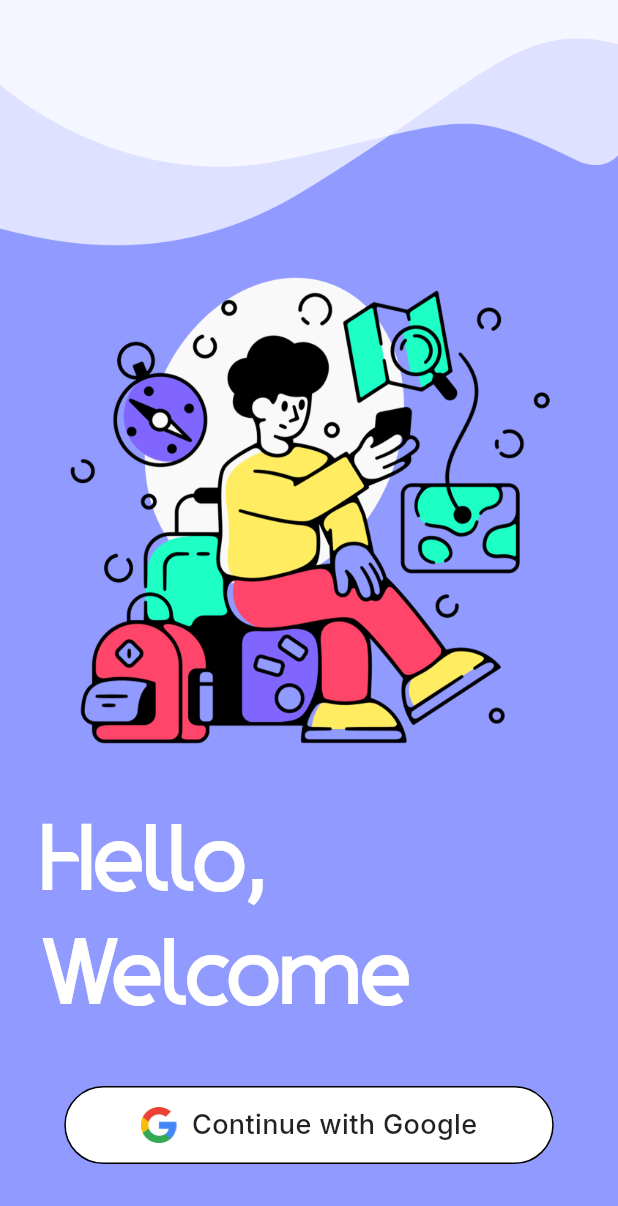
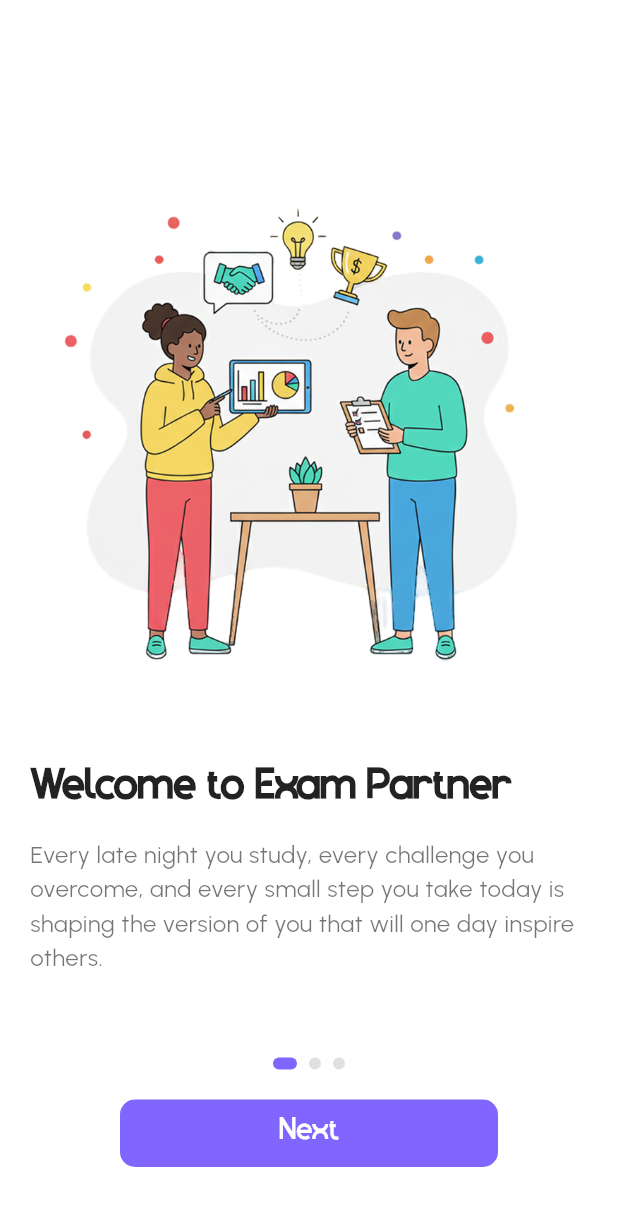
Before and after one commit to Albin2420/com.nmt.eduwise.eduwise, a Flutter app: the screen it shows after launch, on a phone screen of 412 x 824 dp. Shown: the top 1206 px of the screen. Run offline on Flutter 3.47's test engine with Material 3 defaults, Android fonts, the light colour scheme and no system bars; our stand-ins replace dio, flutter_easyloading, flutter_secure_storage, get, google_fonts, pinput.

Commit message:
added onboard screens on 18/12/25 at 4.39 pm

```diff
--- a/lib/src/app.dart
+++ b/lib/src/app.dart
@@ -1,4 +1,4 @@
-import 'package:eduwise/src/presentation/screens/Auth/login/login.dart';
+import 'package:eduwise/src/presentation/screens/Onboarding/onboard_page.dart';
 import 'package:flutter/material.dart';
 import 'package:flutter_easyloading/flutter_easyloading.dart';
 import 'package:get/get.dart';
@@ -13,7 +13,7 @@ class Eduwise extends StatelessWidget {
       debugShowCheckedModeBanner: false,
       builder: EasyLoading.init(),
       // home: Splash(),
-      home: LoginAuth(),
+      home: OnboardPage(),
     );
   }
 }
--- /dev/null
+++ b/lib/src/presentation/controller/Onboard/onboard_controller.dart
@@ -0,0 +1,54 @@
+import 'package:flutter/material.dart';
+import 'package:get/get.dart';
+import '../../screens/navigation_screen.dart';
+
+class OnboardController extends GetxController {
+  final PageController pageController = PageController();
+  final currentPage = 0.obs;
+
+  final List<Map<String, String>> pages = [
+    {
+      "image": "assets/images/onboard1.png",
+      "title": "Welcome to Exam Partner",
+      "description":
+          "Every late night you study, every challenge you overcome, and every small step you take today is shaping the version of you that will one day inspire others.",
+      "button": "Next",
+    },
+    {
+      "image": "assets/images/onboard2.png",
+      "title": "Practise & Improve",
+      "description":
+          "Strengthen your knowledge through engaging quizzes, repeated practice, and guided revision. Master every chapter with confidence as you correct mistakes and improve continuously.",
+      "button": "Next",
+    },
+    {
+      "image": "assets/images/onboard3.png",
+      "title": "Personalized for You",
+      "description":
+          "Experience a learning path tailored to your pace, strengths, and goals. Get recommendations that adapt to the way you understand and absorb information.",
+      "button": "Let’s Go",
+    },
+  ];
+
+  void nextPage() {
+    if (currentPage.value < pages.length - 1) {
+      pageController.nextPage(
+        duration: const Duration(milliseconds: 400),
+        curve: Curves.easeInOut,
+      );
+      currentPage.value++;
+    } else {
+      Get.to(() => const NavigationScreen());
+    }
+  }
+
+  void updatePage(int index) {
+    currentPage.value = index;
+  }
+
+  @override
+  void onClose() {
+    pageController.dispose();
+    super.onClose();
+  }
+}
--- /dev/null
+++ b/lib/src/presentation/screens/Onboarding/onboard_page.dart
@@ -0,0 +1,109 @@
+import 'package:flutter/material.dart';
+import 'package:get/get.dart';
+import 'package:google_fonts/google_fonts.dart';
+import '../../controller/Onboard/onboard_controller.dart';
+import '../../widgets/button_two.dart';
+
+class OnboardPage extends StatelessWidget {
+  const OnboardPage({super.key});
+
+  @override
+  Widget build(BuildContext context) {
+    final controller = Get.put(OnboardController());
+
+    return Scaffold(
+      backgroundColor: Colors.white,
+      body: SafeArea(
+        child: PageView.builder(
+          controller: controller.pageController,
+          onPageChanged: controller.updatePage,
+          physics: const NeverScrollableScrollPhysics(),
+          itemCount: controller.pages.length,
+          itemBuilder: (context, index) {
+            final page = controller.pages[index];
+
+            return Padding(
+              padding: const EdgeInsets.symmetric(horizontal: 20, vertical: 16),
+              child: Column(
+                mainAxisAlignment: MainAxisAlignment.spaceBetween,
+                children: [
+                  const SizedBox(height: 80),
+
+                  Image.asset(page["image"]!, height: 400),
+
+                  const SizedBox(height: 10),
+
+                  Align(
+                    alignment: Alignment.centerLeft,
+                    child: Text(
+                      page["title"]!,
+                      textAlign: TextAlign.start,
+                      style: const TextStyle(
+                        fontFamily: 'Mooxy',
+                        fontSize: 28,
+                        fontWeight: FontWeight.w600,
+                        color: Colors.black87,
+                      ),
+                    ),
+                  ),
+
+                  const SizedBox(height: 12),
+
+                  Text(
+                    page["description"]!,
+                    textAlign: TextAlign.start,
+                    style: GoogleFonts.urbanist(
+                      fontSize: 16,
+                      color: Colors.black54,
+                    ),
+                  ),
+
+                  const Spacer(),
+
+                  Obx(
+                    () => Row(
+                      mainAxisAlignment: MainAxisAlignment.center,
+                      children: List.generate(
+                        controller.pages.length,
+                        (dotIndex) => AnimatedContainer(
+                          duration: const Duration(milliseconds: 300),
+                          margin: const EdgeInsets.symmetric(horizontal: 4),
+                          width: controller.currentPage.value == dotIndex
+                              ? 16
+                              : 8,
+                          height: 8,
+                          decoration: BoxDecoration(
+                            color: controller.currentPage.value == dotIndex
+                                ? const Color(0xFF8066FF)
+                                : Colors.grey.shade300,
+                            borderRadius: BorderRadius.circular(8),
+                          ),
+                        ),
+                      ),
+                    ),
+                  ),
+
+                  const SizedBox(height: 20),
+
+                  // 🚀 Common ButtonTwo
+                  Padding(
+                    padding: const EdgeInsets.symmetric(horizontal: 60),
+                    child: Obx(
+                      () => ButtonTwo(
+                        title: controller
+                            .pages[controller.currentPage.value]["button"]!,
+                        onTap: controller.nextPage,
+                      ),
+                    ),
+                  ),
+
+                  const SizedBox(height: 30),
+                ],
+              ),
+            );
+          },
+        ),
+      ),
+    );
+  }
+}
--- /dev/null
+++ b/lib/src/presentation/widgets/button_two.dart
@@ -0,0 +1,34 @@
+import 'package:flutter/material.dart';
+
+class ButtonTwo extends StatelessWidget {
+  final String title;
+  final VoidCallback onTap;
+
+  const ButtonTwo({super.key, required this.title, required this.onTap});
+
+  @override
+  Widget build(BuildContext context) {
+    return GestureDetector(
+      onTap: onTap,
+      child: Container(
+        width: double.infinity,
+        padding: const EdgeInsets.symmetric(vertical: 8),
+        decoration: BoxDecoration(
+          color: const Color(0xFF8066FF),
+          borderRadius: BorderRadius.circular(10),
+        ),
+        child: Center(
+          child: Text(
+            title,
+            style: const TextStyle(
+              fontFamily: 'Mooxy',
+              fontSize: 20,
+              fontWeight: FontWeight.w500,
+              color: Colors.white,
+            ),
+          ),
+        ),
+      ),
+    );
+  }
+}
```
Also changed, not shown: assets/images/onboard1.png (added), assets/images/onboard2.png (added), assets/images/onboard3.png (added).
